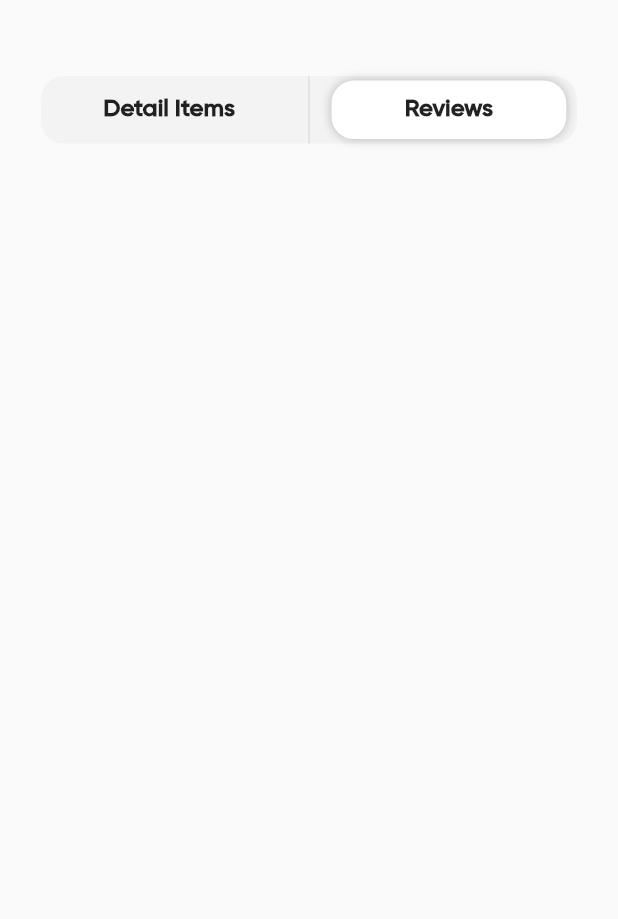
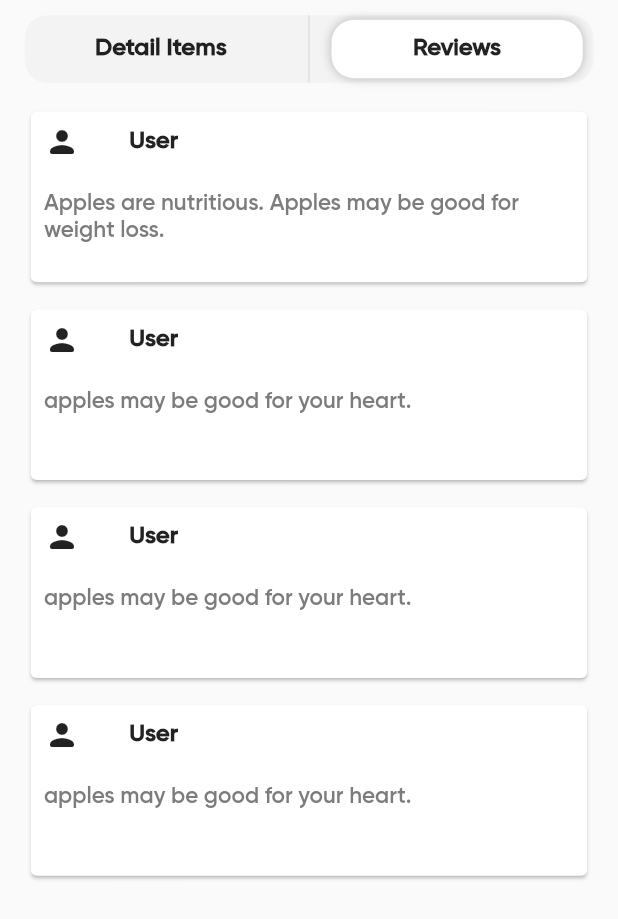
Before and after one commit to Adenugakolade-02/Gobble, a Flutter app: the screen it shows after launch, after a tap on the "favorite outline" icon, after a tap on "Reviews", on a phone screen of 412 x 824 dp. Shown: the top 919 px of the screen. Run offline on Flutter 3.47's test engine with Material 2 defaults, Android fonts, the phone set to English and light mode, and no system bars; our stand-ins replace flutter_rating_bar, smooth_page_indicator.

Commit message:
continued development on the reviews screen

```diff
--- a/lib/screens/product_detail_screen.dart
+++ b/lib/screens/product_detail_screen.dart
@@ -1,10 +1,11 @@
 import 'package:flutter/material.dart';
 import 'package:gobble/screens/reviews_screen.dart';
 import 'package:gobble/utils/dimensions.dart';
-import 'package:gobble/widgets/product_detail_widget/details_with_review_widget.dart';
-import 'package:gobble/widgets/product_detail_widget/variation_widget.dart';
+import 'package:gobble/widgets/onboarding_widgets/onboarding_buttons.dart';
+import 'package:gobble/widgets/product_detail_with_reviews_widget/details_with_review_widget.dart';
+import 'package:gobble/widgets/product_detail_with_reviews_widget/variation_widget.dart';
 
-import '../widgets/product_detail_widget/upward_pageRoute.dart';
+import '../widgets/product_detail_with_reviews_widget/upward_pageRoute.dart';
 
 class ProductDetails extends StatefulWidget {
   @override
@@ -45,11 +46,12 @@ class _ProductDetailsState extends State<ProductDetails> {
             padding: EdgeInsets.symmetric(horizontal:getWidth(context,25)),
             child: Column(
               children: <Widget>[
-
                 Row(
                   mainAxisAlignment: MainAxisAlignment.spaceBetween,
                   children: <Widget>[
+
                   const Text('Data', style: TextStyle(fontFamily: 'Gilroy',fontWeight: FontWeight.w600,fontSize:18)),
+
                   IconButton(
                     onPressed: (){
                       setState(() {
@@ -64,17 +66,29 @@ class _ProductDetailsState extends State<ProductDetails> {
                 Row(
                   mainAxisAlignment: MainAxisAlignment.spaceBetween,
                   children: <Widget>[
+
                     VariationWidget(increment: (){}, decrement: (){}),
+
                     const Text('N 200',style: TextStyle(fontSize: 18, fontWeight: FontWeight.w600, fontFamily:'Gilroy'))
                   ],
                 ),
+
                 SizedBox(height: getHeight(context, 48.45)),
 
                 DetailsWithReview(isDetails: isDetails, isReviews: isReviews, detailsFunction: detailsFunction, reviewsFunction: reviewsFunction),
 
+                Container(
+                  margin: EdgeInsets.symmetric(vertical: getHeight(context, 10)),
+                  height: getHeight(context, 150),
+                  child: Text("Apples are nutritious. Apples may be good for weight loss. apples may be good for your heart. As part of a healtful and varied diet.", style: TextStyle(fontSize: 15, fontWeight: FontWeight.w500, fontFamily:'Gilroy', color: Color(0xFF7C7C7C)),)),
+
+                OnBoardingButton("Buy Now", (){}),
+
+                SizedBox(height:getHeight(context, 15))
               ]
             )
             ,)
-        ]));
+        ]),
+        );
   }
 }
--- a/lib/screens/reviews_screen.dart
+++ b/lib/screens/reviews_screen.dart
@@ -1,39 +1,48 @@
 import 'package:flutter/material.dart';
+import 'package:gobble/widgets/product_detail_with_reviews_widget/reviews_card.dart';
 
 import '../utils/dimensions.dart';
-import '../widgets/product_detail_widget/details_with_review_widget.dart';
+import '../widgets/product_detail_with_reviews_widget/details_with_review_widget.dart';
 
-class Reviews extends StatefulWidget {
+class Reviews extends StatelessWidget {
   // bool isDetails;
   // bool isReviews;
 
   // Reviews(this.isDetails, this.isReviews);
 
   @override
-  State<Reviews> createState() => _ReviewsState();
-}
-
-class _ReviewsState extends State<Reviews> {
-  @override
-
   Widget build(BuildContext context) {
-    // final Map arguments = ModalRoute.of(context)!.settings.arguments as Map;
-    // bool isDetails = arguments['isDetails'];
-    // bool isReviews = arguments['isReviews'];
-    // Function() detailsFunction = arguments['detailsFunction'];
-    // Function() reviewsFunction = arguments['reviewsFunction'];
-
     return Scaffold(
-      body: Padding(
-        padding: EdgeInsets.symmetric(horizontal:getWidth(context,25)),
-        child: Column(children: <Widget>[
-          SizedBox(height:getHeight(context, 50)),
-          DetailsWithReview(isDetails: false, isReviews: true, detailsFunction: (){Navigator.of(context).pop();
-          // setState(() {
-          //   widget.isDetails=!widget.isDetails; widget.isReviews=!widget.isReviews;
-          // });
-          }, reviewsFunction: (){})
-        ]
+      body: SafeArea(
+        child: Padding(
+          padding: EdgeInsets.symmetric(horizontal: getWidth(context, 15)),
+          child: Column(
+            children: [
+              SizedBox(height: getHeight(context, 10)),
+              DetailsWithReview(
+                  isDetails: false,
+                  isReviews: true,
+                  detailsFunction: () {
+                    Navigator.of(context).pop();
+                  },
+                  reviewsFunction: () {}),
+              Expanded(
+                child: SingleChildScrollView(
+                  child: Column(children: <Widget>[
+                    SizedBox(height: getHeight(context, 10)),
+                    Column(children: [
+                      ReviewsCard(
+                          text:
+                              "Apples are nutritious. Apples may be good for weight loss."),
+                      ReviewsCard(text: "apples may be good for your heart."),
+                      ReviewsCard(text: "apples may be good for your heart."),
+                       ReviewsCard(text: "apples may be good for your heart."),
+                    ])
+                  ]),
+                ),
+              ),
+            ],
+          ),
         ),
       ),
     );
--- a/lib/widgets/product_detail_widget/variation_widget.dart
+++ /dev/null
@@ -1,37 +0,0 @@
-import 'package:flutter/material.dart';
-
-import '../../utils/dimensions.dart';
-
-class VariationWidget extends StatelessWidget {
-  final Function() increment;
-  final Function() decrement;
-
-  const VariationWidget({Key? key, required this.increment, required this.decrement}) : super(key: key);
-
-  @override
-  Widget build(BuildContext context) {
-    return Container(
-      width: getWidth(context, 140.67),
-      height: getHeight(context, 45.67),
-      child: Row(
-        mainAxisAlignment: MainAxisAlignment.spaceEvenly,
-        children: <Widget>[
-          IconButton(
-            onPressed: decrement,
-            icon: const Icon(Icons.remove, color: Colors.grey,)),
-          Container(
-            width: getWidth(context, 45.67),
-            height: getHeight(context, 45.67),
-            decoration: BoxDecoration(
-              borderRadius: const BorderRadius.all(Radius.circular(5)),
-              border: Border.all(color: Colors.black12)
-            ),
-            child: const Center(child: Text('1',))),
-          IconButton(
-            onPressed: increment,
-            icon: const Icon(Icons.add_outlined, color: Color(0xFF53B175),)),
-        ],
-      ),
-    );
-  }
-}
--- /dev/null
+++ b/lib/widgets/product_detail_with_reviews_widget/reviews_card.dart
@@ -0,0 +1,34 @@
+import 'package:flutter/material.dart';
+
+import '../../utils/dimensions.dart';
+
+class ReviewsCard extends StatelessWidget{
+  final String text;
+
+  const ReviewsCard({Key? key, required this.text}) : super(key: key);
+
+  @override
+  Widget build(BuildContext context){
+    return Container(
+      height: getHeight(context, 120),
+      margin: EdgeInsets.symmetric(vertical: getHeight(context, 5)),
+      child: Card(
+        child: Padding(
+          padding: EdgeInsets.symmetric(horizontal: getWidth(context, 8), vertical: getHeight(context, 8)),
+          child: Column(
+            crossAxisAlignment: CrossAxisAlignment.start,
+            children: <Widget>[
+              Row(children: [
+                Icon(Icons.person_rounded),
+                SizedBox(width: getWidth(context, 30)),
+                const Text('User', style: TextStyle(fontSize: 16, fontWeight: FontWeight.w600, fontFamily:'Gilroy'))
+              ],),
+              SizedBox(height: getHeight(context, 20)),
+              Text(text, style: const TextStyle(fontSize: 15, fontWeight: FontWeight.w500, fontFamily:'Gilroy', color: Color(0xFF7C7C7C)))
+            ]
+          ),
+        ),
+      ),
+    );
+  }
+}
--- /dev/null
+++ b/lib/widgets/product_detail_with_reviews_widget/variation_widget.dart
@@ -0,0 +1,37 @@
+import 'package:flutter/material.dart';
+
+import '../../utils/dimensions.dart';
+
+class VariationWidget extends StatelessWidget {
+  final Function() increment;
+  final Function() decrement;
+
+  const VariationWidget({Key? key, required this.increment, required this.decrement}) : super(key: key);
+
+  @override
+  Widget build(BuildContext context) {
+    return Container(
+      width: getWidth(context, 140.67),
+      height: getHeight(context, 45.67),
+      child: Row(
+        mainAxisAlignment: MainAxisAlignment.spaceEvenly,
+        children: <Widget>[
+          IconButton(
+            onPressed: decrement,
+            icon: const Icon(Icons.remove, color: Colors.grey,)),
+          Container(
+            width: getWidth(context, 45.67),
+            height: getHeight(context, 45.67),
+            decoration: BoxDecoration(
+              borderRadius: const BorderRadius.all(Radius.circular(5)),
+              border: Border.all(color: Colors.black12)
+            ),
+            child: const Center(child: Text('1',))),
+          IconButton(
+            onPressed: increment,
+            icon: const Icon(Icons.add_outlined, color: Color(0xFF53B175),)),
+        ],
+      ),
+    );
+  }
+}
```
Also changed, not shown: lib/widgets/product_detail_with_reviews_widget/details_with_review_widget.dart (renamed from lib/widgets/product_detail_widget/details_with_review_widget.dart), lib/widgets/product_detail_with_reviews_widget/upward_pageRoute.dart (renamed from lib/widgets/product_detail_widget/upward_pageRoute.dart).
